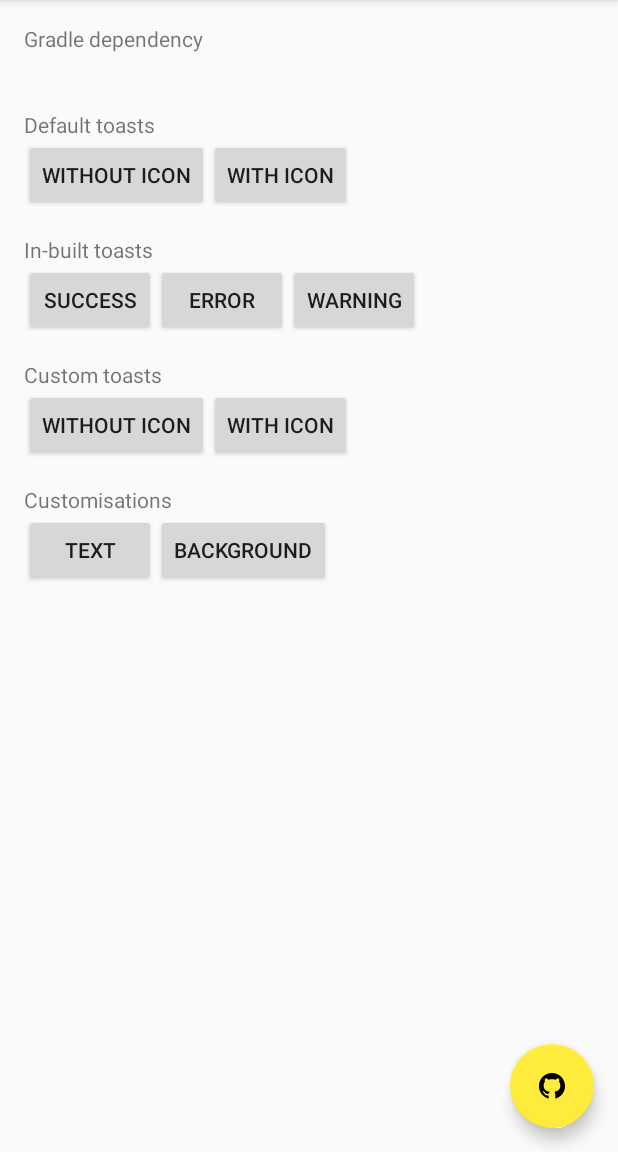
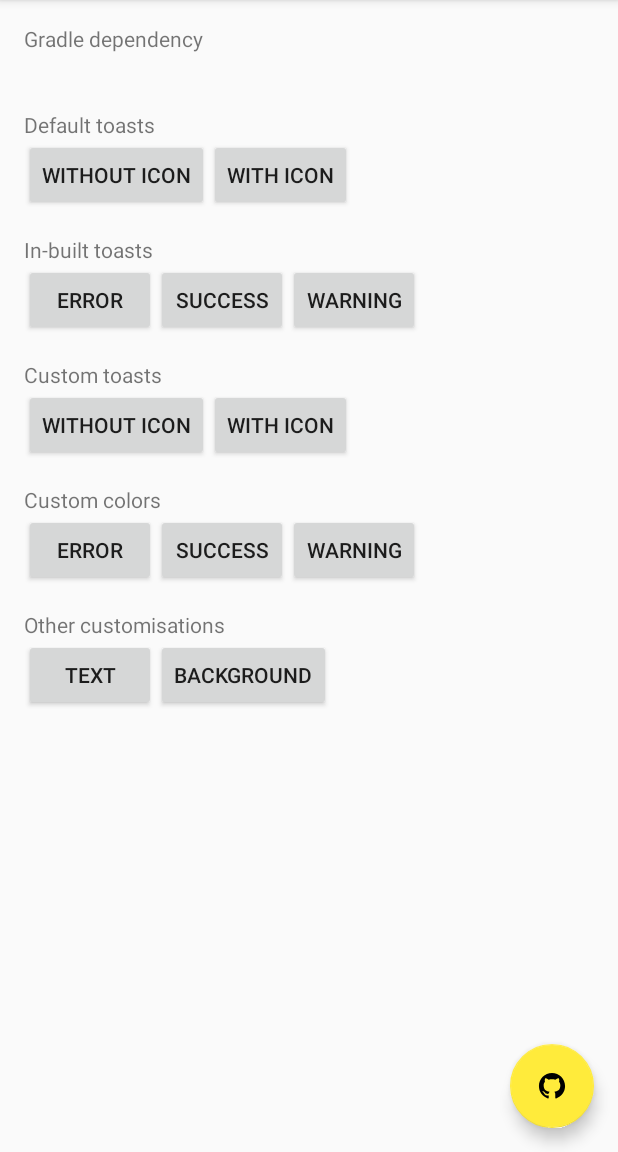
Before and after one commit to pranavpandey/dynamic-toasts, an Android app: the screen it shows after launch (DynamicToastsActivity), after a tap on "WITHOUT ICON", on a phone screen of 412 x 824 dp, the part 84-1236 px from its top. Run offline under Robolectric (Android 15) with nearby library versions, the phone set to English and light mode, and no system bars; 4 statements that could not run were skipped.

Commit message:
Adding support for custom colors

```diff
--- a/dynamic-toasts/src/main/java/com/pranavpandey/android/dynamic/toasts/DynamicToast.java
+++ b/dynamic-toasts/src/main/java/com/pranavpandey/android/dynamic/toasts/DynamicToast.java
@@ -43,29 +43,34 @@ import com.pranavpandey.android.dynamic.utils.DynamicDrawableUtils;
 public class DynamicToast {
 
     /**
-     * Default toastBackground color for the toast.
+     * Default background color for the toast.
      */
-    private static final @ColorInt int DEFAULT_BACKGROUND_COLOR = Color.parseColor("#454545");
-
-    /**
-     * Background color for the error toast.
-     */
-    private static final @ColorInt int ERROR_BACKGROUND_COLOR = Color.parseColor("#F44336");
-
-    /**
-     * Background color for the success toast.
-     */
-    private static final @ColorInt int SUCCESS_BACKGROUND_COLOR = Color.parseColor("#4CAF50");
-
-    /**
-     * Background color for the warning toast.
-     */
-    private static final @ColorInt int WARNING_BACKGROUND_COLOR = Color.parseColor("#FFEB3B");
+    private static final @ColorInt int
+            DEFAULT_BACKGROUND_COLOR = Color.parseColor("#454545");
 
     /**
      * Default tint color for the toast.
      */
-    private static final @ColorInt int DEFAULT_TINT_COLOR = Color.parseColor("#FFFFFF");
+    private static final @ColorInt int
+            DEFAULT_TINT_COLOR = Color.parseColor("#FFFFFF");
+
+    /**
+     * Default background color for the error toast.
+     */
+    private static final @ColorInt int
+            DEFAULT_ERROR_BACKGROUND_COLOR = Color.parseColor("#F44336");
+
+    /**
+     * Default background color for the success toast.
+     */
+    private static final @ColorInt int
+            DEFAULT_SUCCESS_BACKGROUND_COLOR = Color.parseColor("#4CAF50");
+
+    /**
+     * Default background color for the warning toast.
+     */
+    private static final @ColorInt int
+            DEFAULT_WARNING_BACKGROUND_COLOR = Color.parseColor("#FFEB3B");
 
     /**
      * Default text size for the toast in SP. {@code -1} to use system
@@ -84,6 +89,31 @@ public class DynamicToast {
      * typeface.
      */
     private static final Drawable DEFAULT_TOAST_BACKGROUND = null;
+
+    /**
+     * Background color for the default toast.
+     */
+    private static int defaultBackgroundColor = DEFAULT_BACKGROUND_COLOR;
+
+    /**
+     * Tint color for the default toast.
+     */
+    private static int defaultTintColor = DEFAULT_TINT_COLOR;
+
+    /**
+     * Background color for the error toast.
+     */
+    private static int errorBackgroundColor = DEFAULT_ERROR_BACKGROUND_COLOR;
+
+    /**
+     * Background color for the success toast.
+     */
+    private static int successBackgroundColor = DEFAULT_SUCCESS_BACKGROUND_COLOR;
+
+    /**
+     * Background color for the warning toast.
+     */
+    private static int warningBackgroundColor = DEFAULT_WARNING_BACKGROUND_COLOR;
 
     /**
      * Text size for the toast in SP.
@@ -112,8 +142,8 @@ public class DynamicToast {
      *         to display the toast.
      */
     public static Toast make(@NonNull Context context, @NonNull CharSequence text) {
-        return make(context, text, null, DEFAULT_TINT_COLOR,
-                DEFAULT_BACKGROUND_COLOR, Toast.LENGTH_SHORT);
+        return make(context, text, null, defaultTintColor,
+                defaultBackgroundColor, Toast.LENGTH_SHORT);
     }
 
     /**
@@ -130,8 +160,8 @@ public class DynamicToast {
      */
     public static Toast make(@NonNull Context context,
                              @NonNull CharSequence text, int duration) {
-        return make(context, text, null, DEFAULT_TINT_COLOR,
-                DEFAULT_BACKGROUND_COLOR, duration);
+        return make(context, text, null, defaultTintColor,
+                defaultBackgroundColor, duration);
     }
 
     /**
@@ -148,8 +178,8 @@ public class DynamicToast {
     public static Toast makeError(@NonNull Context context, @NonNull CharSequence text) {
         return make(context, text, ContextCompat.getDrawable(
                 context, R.drawable.adt_ic_error),
-                DynamicColorUtils.getTintColor(ERROR_BACKGROUND_COLOR),
-                ERROR_BACKGROUND_COLOR);
+                DynamicColorUtils.getTintColor(errorBackgroundColor),
+                errorBackgroundColor);
     }
 
     /**
@@ -168,8 +198,8 @@ public class DynamicToast {
                              @NonNull CharSequence text, int duration) {
         return make(context, text, ContextCompat.getDrawable(
                 context, R.drawable.adt_ic_error),
-                DynamicColorUtils.getTintColor(ERROR_BACKGROUND_COLOR),
-                ERROR_BACKGROUND_COLOR,
+                DynamicColorUtils.getTintColor(errorBackgroundColor),
+                errorBackgroundColor,
                 duration);
     }
 
@@ -187,8 +217,8 @@ public class DynamicToast {
     public static Toast makeSuccess(@NonNull Context context, @NonNull CharSequence text) {
         return make(context, text, ContextCompat.getDrawable(
                 context, R.drawable.adt_ic_success),
-                DynamicColorUtils.getTintColor(SUCCESS_BACKGROUND_COLOR),
-                SUCCESS_BACKGROUND_COLOR);
+                DynamicColorUtils.getTintColor(successBackgroundColor),
+                successBackgroundColor);
     }
 
     /**
@@ -207,8 +237,8 @@ public class DynamicToast {
                                   @NonNull CharSequence text, int duration) {
         return make(context, text, ContextCompat.getDrawable(
                 context, R.drawable.adt_ic_success),
-                DynamicColorUtils.getTintColor(SUCCESS_BACKGROUND_COLOR),
-                SUCCESS_BACKGROUND_COLOR,
+                DynamicColorUtils.getTintColor(successBackgroundColor),
+                successBackgroundColor,
                 duration);
     }
 
@@ -226,8 +256,8 @@ public class DynamicToast {
     public static Toast makeWarning(@NonNull Context context, @NonNull CharSequence text) {
         return make(context, text, ContextCompat.getDrawable(
                 context, R.drawable.adt_ic_warning),
-                DynamicColorUtils.getTintColor(WARNING_BACKGROUND_COLOR),
-                WARNING_BACKGROUND_COLOR);
+                DynamicColorUtils.getTintColor(warningBackgroundColor),
+                warningBackgroundColor);
     }
 
     /**
@@ -246,8 +276,8 @@ public class DynamicToast {
                                     @NonNull CharSequence text, int duration) {
         return make(context, text, ContextCompat.getDrawable(
                 context, R.drawable.adt_ic_warning),
-                DynamicColorUtils.getTintColor(WARNING_BACKGROUND_COLOR),
-                WARNING_BACKGROUND_COLOR,
+                DynamicColorUtils.getTintColor(warningBackgroundColor),
+                warningBackgroundColor,
                 duration);
     }
 
@@ -265,8 +295,8 @@ public class DynamicToast {
      */
     public static Toast make(@NonNull Context context, @NonNull CharSequence text,
                              @NonNull Drawable icon) {
-        return make(context, text, icon, DEFAULT_TINT_COLOR,
-                DEFAULT_BACKGROUND_COLOR, Toast.LENGTH_SHORT);
+        return make(context, text, icon, defaultTintColor,
+                defaultBackgroundColor, Toast.LENGTH_SHORT);
     }
 
     /**
@@ -284,8 +314,8 @@ public class DynamicToast {
      */
     public static Toast make(@NonNull Context context, @NonNull CharSequence text,
                              @NonNull Drawable icon, int duration) {
-        return make(context, text, icon, DEFAULT_TINT_COLOR,
-                DEFAULT_BACKGROUND_COLOR, duration);
+        return make(context, text, icon, defaultTintColor,
+                defaultBackgroundColor, duration);
     }
 
     /**
--- a/sample/src/main/res/layout/content_dynamic_toasts.xml
+++ b/sample/src/main/res/layout/content_dynamic_toasts.xml
@@ -61,16 +61,16 @@
             android:orientation="horizontal">
 
             <Button
+                android:id="@+id/toast_error"
+                android:layout_width="wrap_content"
+                android:layout_height="wrap_content"
+                android:text="@string/error" />
+
+            <Button
                 android:id="@+id/toast_success"
                 android:layout_width="wrap_content"
                 android:layout_height="wrap_content"
                 android:text="@string/success" />
-
-            <Button
-                android:id="@+id/toast_error"
-                android:layout_width="wrap_content"
-                android:layout_height="wrap_content"
-                android:text="@string/error" />
 
             <Button
                 android:id="@+id/toast_warning"
@@ -109,6 +109,37 @@
             android:layout_width="wrap_content"
             android:layout_height="wrap_content"
             android:layout_marginTop="@dimen/activity_margin"
+            android:text="@string/custom_colors" />
+
+        <LinearLayout
+            android:layout_width="match_parent"
+            android:layout_height="wrap_content"
+            android:orientation="horizontal">
+
+            <Button
+                android:id="@+id/toast_error_custom"
+                android:layout_width="wrap_content"
+                android:layout_height="wrap_content"
+                android:text="@string/error" />
+
+            <Button
+                android:id="@+id/toast_success_custom"
+                android:layout_width="wrap_content"
+                android:layout_height="wrap_content"
+                android:text="@string/success" />
+
+            <Button
+                android:id="@+id/toast_warning_custom"
+                android:layout_width="wrap_content"
+                android:layout_height="wrap_content"
+                android:text="@string/warning" />
+
+        </LinearLayout>
+
+        <TextView
+            android:layout_width="wrap_content"
+            android:layout_height="wrap_content"
+            android:layout_marginTop="@dimen/activity_margin"
             android:text="@string/config" />
 
         <LinearLayout
--- a/sample/src/main/res/values/strings.xml
+++ b/sample/src/main/res/values/strings.xml
@@ -21,7 +21,8 @@
     <string name="warning_desc">This is a warning!</string>
     <string name="custom_toasts">Custom toasts</string>
     <string name="custom_desc">Sources are available on GitHub.</string>
-    <string name="config">Customisations</string>
+    <string name="custom_colors">Custom colors</string>
+    <string name="config">Other customisations</string>
     <string name="text">text</string>
     <string name="text_desc">Custom text size and typeface.</string>
     <string name="background">background</string>
```
Also changed, not shown: sample/src/main/java/com/pranavpandey/android/dynamic/toasts/sample/DynamicToastsActivity.java (+33 -6 lines).
